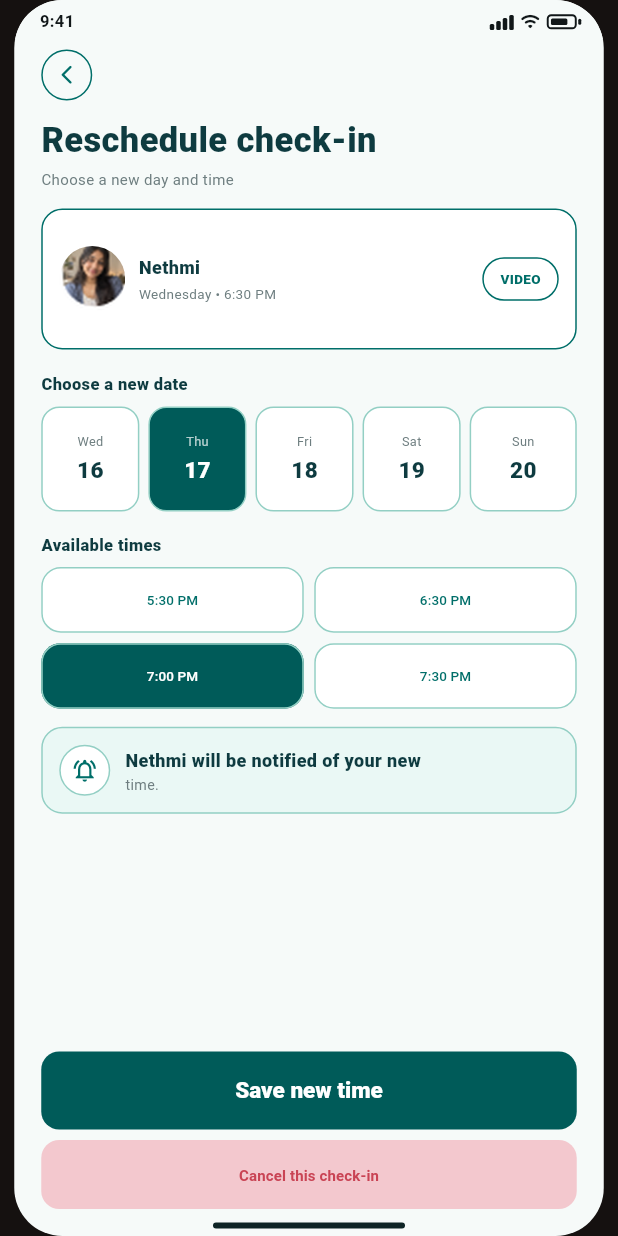
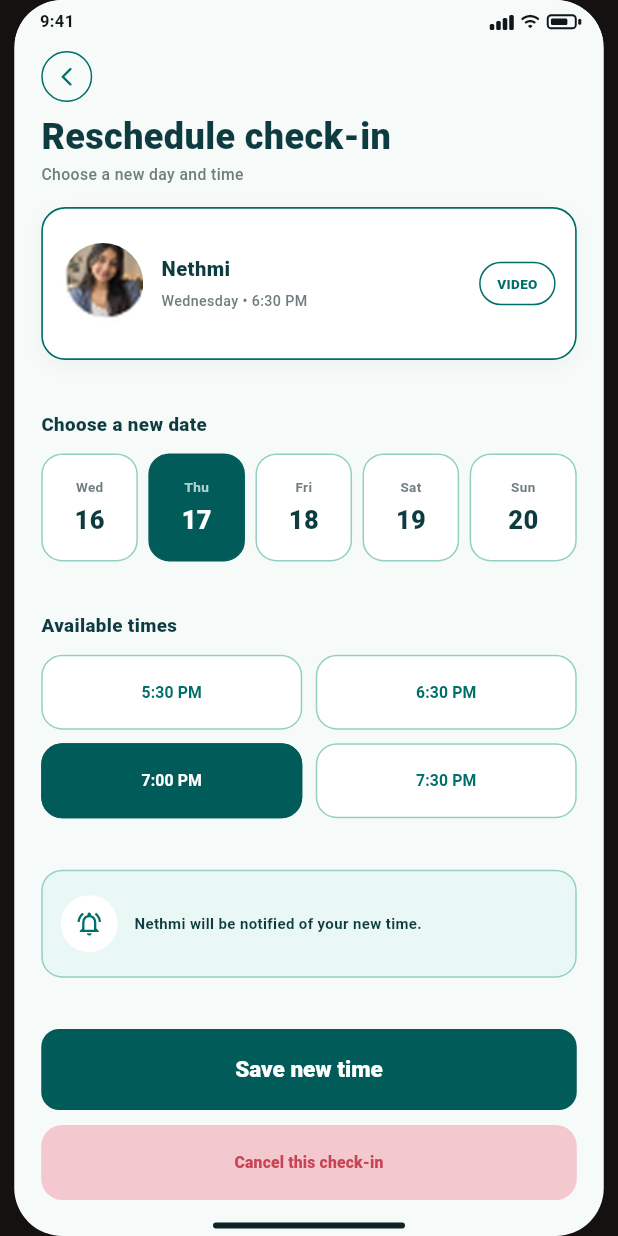
Before and after one commit to LithiraLiyanage/CareLink-App, a Flutter app: the RescheduleCheckInScreen screen opened directly, on a phone screen of 412 x 824 dp. Run offline on Flutter 3.47's test engine with Material 3 defaults, Android fonts, the phone set to English and light mode, and no system bars.

Commit message:
Polish reschedule check-in screen layout

```diff
--- a/lib/features/elder/screens/reschedule_checkin_screen.dart
+++ b/lib/features/elder/screens/reschedule_checkin_screen.dart
@@ -17,58 +17,109 @@ class _RescheduleCheckInScreenState extends State<RescheduleCheckInScreen> {
   int selectedDate = 1;
   int selectedTime = 2;
 
-  @override
-  Widget build(BuildContext context) {
-    const dates = [
+  static const dates = [
     ('Wed', '16'),
     ('Thu', '17'),
     ('Fri', '18'),
     ('Sat', '19'),
     ('Sun', '20'),
   ];
-    const times = ['5:30 PM', '6:30 PM', '7:00 PM', '7:30 PM'];
 
+  static const times = [
+    '5:30 PM',
+    '6:30 PM',
+    '7:00 PM',
+    '7:30 PM',
+  ];
+
+  @override
+  Widget build(BuildContext context) {
     return ElderPhoneScaffold(
+      backgroundColor: ElderColors.background,
+      statusBarColor: ElderColors.background,
+      darkStatusBar: true,
       child: Padding(
-        padding: const EdgeInsets.fromLTRB(18, 7, 18, 0),
+        padding: const EdgeInsets.fromLTRB(18, 8, 18, 10),
         child: Column(
           crossAxisAlignment: CrossAxisAlignment.start,
           children: [
-            ElderBackButton(onPressed: () => Navigator.pop(context)),
+            _header(context),
+            const SizedBox(height: 14),
+            Expanded(
+              child: Column(
+                mainAxisAlignment: MainAxisAlignment.spaceBetween,
+                children: [
+                  _currentCheckInCard(),
+                  _dateSection(),
+                  _timeSection(),
+                  _notificationCard(),
+                  _actions(context),
+                ],
+              ),
+            ),
+          ],
+        ),
+      ),
+    );
+  }
+
+  Widget _header(BuildContext context) {
+    return Column(
+      crossAxisAlignment: CrossAxisAlignment.start,
+      children: [
+        ElderBackButton(
+          onPressed: () => Navigator.of(context).maybePop(),
+        ),
         const SizedBox(height: 10),
         const Text(
           'Reschedule check-in',
           style: TextStyle(
             color: ElderColors.textDark,
-                fontSize: 23,
+            fontSize: 24,
+            height: 1.05,
             fontWeight: FontWeight.w900,
           ),
         ),
-            const SizedBox(height: 2),
+        const SizedBox(height: 6),
         const Text(
           'Choose a new day and time',
           style: TextStyle(
             color: ElderColors.textMuted,
-                fontSize: 10,
+            fontSize: 10.5,
+            fontWeight: FontWeight.w500,
           ),
         ),
-            const SizedBox(height: 13),
-            Container(
-              height: 94,
-              padding: const EdgeInsets.symmetric(horizontal: 11),
+      ],
+    );
+  }
+
+  Widget _currentCheckInCard() {
+    return Container(
+      height: 102,
+      padding: const EdgeInsets.symmetric(horizontal: 13),
       decoration: BoxDecoration(
         color: Colors.white,
-                border: Border.all(color: ElderColors.deepTeal),
-                borderRadius: BorderRadius.circular(14),
+        border: Border.all(
+          color: ElderColors.deepTeal,
+          width: 1.1,
+        ),
+        borderRadius: BorderRadius.circular(16),
+        boxShadow: const [
+          BoxShadow(
+            color: Color(0x09000000),
+            blurRadius: 10,
+            offset: Offset(0, 4),
+          ),
+        ],
       ),
       child: const Row(
         children: [
           ElderAvatar(
             asset: ElderAssets.nethmiAvatar,
-                    size: 44,
+            size: 54,
             border: false,
           ),
-                  SizedBox(width: 9),
+          SizedBox(width: 12),
           Expanded(
             child: Column(
               mainAxisAlignment: MainAxisAlignment.center,
@@ -78,16 +129,17 @@ class _RescheduleCheckInScreenState extends State<RescheduleCheckInScreen> {
                   'Nethmi',
                   style: TextStyle(
                     color: ElderColors.textDark,
-                            fontSize: 12,
+                    fontSize: 13.5,
                     fontWeight: FontWeight.w900,
                   ),
                 ),
-                        SizedBox(height: 3),
+                SizedBox(height: 5),
                 Text(
                   'Wednesday • 6:30 PM',
                   style: TextStyle(
                     color: ElderColors.textMuted,
-                            fontSize: 9,
+                    fontSize: 9.5,
+                    fontWeight: FontWeight.w500,
                   ),
                 ),
               ],
@@ -96,57 +148,69 @@ class _RescheduleCheckInScreenState extends State<RescheduleCheckInScreen> {
           ElderStatusPill('VIDEO'),
         ],
       ),
-            ),
-            const SizedBox(height: 15),
+    );
+  }
+
+  Widget _dateSection() {
+    return Column(
+      crossAxisAlignment: CrossAxisAlignment.start,
+      children: [
         const Text(
           'Choose a new date',
           style: TextStyle(
             color: ElderColors.textDark,
-                fontSize: 11,
+            fontSize: 12.5,
             fontWeight: FontWeight.w800,
           ),
         ),
-            const SizedBox(height: 7),
+        const SizedBox(height: 10),
         Row(
-              children: List.generate(dates.length, (i) {
-                final selected = i == selectedDate;
+          children: List.generate(dates.length, (index) {
+            final selected = index == selectedDate;
+
             return Expanded(
               child: Padding(
                 padding: EdgeInsets.only(
-                      right: i == dates.length - 1 ? 0 : 6,
+                  right: index == dates.length - 1 ? 0 : 7,
                 ),
                 child: InkWell(
-                      onTap: () => setState(() => selectedDate = i),
-                      borderRadius: BorderRadius.circular(12),
-                      child: Container(
-                        height: 70,
+                  onTap: () => setState(() => selectedDate = index),
+                  borderRadius: BorderRadius.circular(14),
+                  child: AnimatedContainer(
+                    duration: const Duration(milliseconds: 160),
+                    height: 72,
                     decoration: BoxDecoration(
                       color: selected
                           ? ElderColors.darkTeal
                           : Colors.white,
-                          border: Border.all(color: ElderColors.border),
-                          borderRadius: BorderRadius.circular(12),
+                      border: Border.all(
+                        color: selected
+                            ? ElderColors.darkTeal
+                            : ElderColors.border,
+                      ),
+                      borderRadius: BorderRadius.circular(14),
                     ),
                     child: Column(
                       mainAxisAlignment: MainAxisAlignment.center,
                       children: [
                         Text(
-                              dates[i].$1,
+                          dates[index].$1,
                           style: TextStyle(
                             color: selected
                                 ? Colors.white70
                                 : ElderColors.textMuted,
-                                fontSize: 8.5,
+                            fontSize: 9,
+                            fontWeight: FontWeight.w600,
                           ),
                         ),
-                            const SizedBox(height: 2),
+                        const SizedBox(height: 4),
                         Text(
-                              dates[i].$2,
+                          dates[index].$2,
                           style: TextStyle(
                             color: selected
                                 ? Colors.white
                                 : ElderColors.textDark,
-                                fontSize: 15,
+                            fontSize: 17,
                             fontWeight: FontWeight.w900,
                           ),
                         ),
@@ -158,59 +222,118 @@ class _RescheduleCheckInScreenState extends State<RescheduleCheckInScreen> {
             );
           }),
         ),
-            const SizedBox(height: 14),
+      ],
+    );
+  }
+
+  Widget _timeSection() {
+    return Column(
+      crossAxisAlignment: CrossAxisAlignment.start,
+      children: [
         const Text(
           'Available times',
           style: TextStyle(
             color: ElderColors.textDark,
-                fontSize: 11,
+            fontSize: 12.5,
             fontWeight: FontWeight.w800,
           ),
         ),
-            const SizedBox(height: 7),
-            GridView.builder(
-              itemCount: times.length,
-              shrinkWrap: true,
-              physics: const NeverScrollableScrollPhysics(),
-              gridDelegate:
-                  const SliverGridDelegateWithFixedCrossAxisCount(
-                crossAxisCount: 2,
-                mainAxisSpacing: 7,
-                crossAxisSpacing: 7,
-                childAspectRatio: 4.0,
+        const SizedBox(height: 10),
+        Row(
+          children: [
+            Expanded(child: _timeButton(0)),
+            const SizedBox(width: 9),
+            Expanded(child: _timeButton(1)),
+          ],
         ),
-              itemBuilder: (context, i) {
-                final selected = i == selectedTime;
-                return OutlinedButton(
-                  onPressed: () => setState(() => selectedTime = i),
+        const SizedBox(height: 9),
+        Row(
+          children: [
+            Expanded(child: _timeButton(2)),
+            const SizedBox(width: 9),
+            Expanded(child: _timeButton(3)),
+          ],
+        ),
+      ],
+    );
+  }
+
+  Widget _timeButton(int index) {
+    final selected = index == selectedTime;
+
+    return SizedBox(
+      height: 50,
+      child: OutlinedButton(
+        onPressed: () => setState(() => selectedTime = index),
         style: OutlinedButton.styleFrom(
-                    backgroundColor: selected
-                        ? ElderColors.darkTeal
-                        : Colors.white,
+          backgroundColor:
+              selected ? ElderColors.darkTeal : Colors.white,
           foregroundColor:
               selected ? Colors.white : ElderColors.deepTeal,
-                    side: const BorderSide(color: ElderColors.border),
+          side: BorderSide(
+            color: selected
+                ? ElderColors.darkTeal
+                : ElderColors.border,
+          ),
           shape: RoundedRectangleBorder(
-                      borderRadius: BorderRadius.circular(13),
+            borderRadius: BorderRadius.circular(14),
           ),
         ),
         child: Text(
-                    times[i],
-                    style: const TextStyle(fontSize: 9),
+          times[index],
+          style: const TextStyle(
+            fontSize: 10.5,
+            fontWeight: FontWeight.w700,
+          ),
+        ),
       ),
     );
-              },
+  }
+
+  Widget _notificationCard() {
+    return Container(
+      width: double.infinity,
+      height: 72,
+      padding: const EdgeInsets.symmetric(horizontal: 12),
+      decoration: BoxDecoration(
+        color: ElderColors.mintSoft,
+        border: Border.all(color: ElderColors.border),
+        borderRadius: BorderRadius.circular(14),
       ),
-            const SizedBox(height: 12),
-            const ElderInfoCard(
-              icon: Icons.notifications_active_outlined,
-              title: 'Nethmi will be notified of your new',
-              subtitle: 'time.',
+      child: const Row(
+        children: [
+          CircleAvatar(
+            radius: 19,
+            backgroundColor: Colors.white,
+            child: Icon(
+              Icons.notifications_active_outlined,
+              color: ElderColors.deepTeal,
+              size: 19,
             ),
-            const Spacer(),
+          ),
+          SizedBox(width: 11),
+          Expanded(
+            child: Text(
+              'Nethmi will be notified of your new time.',
+              style: TextStyle(
+                color: ElderColors.textDark,
+                fontSize: 10,
+                height: 1.25,
+                fontWeight: FontWeight.w700,
+              ),
+            ),
+          ),
+        ],
+      ),
+    );
+  }
+
+  Widget _actions(BuildContext context) {
+    return Column(
+      children: [
         ElderPrimaryButton(
           label: 'Save new time',
-              height: 52,
+          height: 54,
           onPressed: () {
             Navigator.of(context).pushReplacement(
               MaterialPageRoute(
@@ -219,10 +342,10 @@ class _RescheduleCheckInScreenState extends State<RescheduleCheckInScreen> {
             );
           },
         ),
-            const SizedBox(height: 7),
+        const SizedBox(height: 10),
         SizedBox(
           width: double.infinity,
-              height: 46,
+          height: 50,
           child: OutlinedButton(
             onPressed: () async {
               final ok = await elderConfirm(
@@ -233,30 +356,28 @@ class _RescheduleCheckInScreenState extends State<RescheduleCheckInScreen> {
                 confirmLabel: 'Cancel check-in',
                 destructive: true,
               );
+
               if (!ok || !context.mounted) return;
-                  Navigator.pop(context);
+              Navigator.of(context).maybePop();
             },
             style: OutlinedButton.styleFrom(
               foregroundColor: const Color(0xFFC94354),
               backgroundColor: ElderColors.dangerSoft,
               side: BorderSide.none,
               shape: RoundedRectangleBorder(
-                    borderRadius: BorderRadius.circular(12),
+                borderRadius: BorderRadius.circular(14),
               ),
             ),
             child: const Text(
               'Cancel this check-in',
               style: TextStyle(
-                    fontSize: 10,
-                    fontWeight: FontWeight.w700,
+                fontSize: 10.5,
+                fontWeight: FontWeight.w800,
               ),
             ),
           ),
         ),
-            const SizedBox(height: 4),
       ],
-        ),
-      ),
     );
   }
 }
```
Lines whose indentation alone changed are shown as unchanged.
